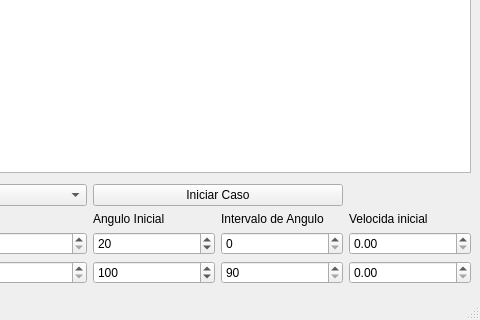
Above: mainwindow.ui from ana-henao/parcial3 before the change; both pictures show x 320 to 800 and y 280 to 600 of the 800 by 600 pixel window. Below: the same form after it.
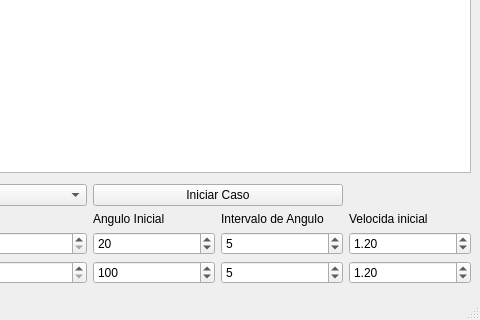
That is the form after the change.

```diff
--- a/mainwindow.ui
+++ b/mainwindow.ui
@@ -47,10 +47,13 @@
       <item row="3" column="4">
        <widget class="QSpinBox" name="intervaloD">
         <property name="minimum">
-         <number>90</number>
+         <number>0</number>
         </property>
         <property name="maximum">
-         <number>180</number>
+         <number>90</number>
+        </property>
+        <property name="value">
+         <number>5</number>
         </property>
        </widget>
       </item>
@@ -102,10 +105,18 @@
        </widget>
       </item>
       <item row="3" column="5">
-       <widget class="QDoubleSpinBox" name="VelId"/>
+       <widget class="QDoubleSpinBox" name="VelId">
+        <property name="value">
+         <double>1.200000000000000</double>
+        </property>
+       </widget>
       </item>
       <item row="2" column="5">
-       <widget class="QDoubleSpinBox" name="VelIO"/>
+       <widget class="QDoubleSpinBox" name="VelIO">
+        <property name="value">
+         <double>1.200000000000000</double>
+        </property>
+       </widget>
       </item>
       <item row="3" column="0">
        <widget class="QLabel" name="label_4">
@@ -149,6 +160,9 @@
         <property name="maximum">
          <number>90</number>
         </property>
+        <property name="value">
+         <number>5</number>
+        </property>
        </widget>
       </item>
       <item row="3" column="1">
```
